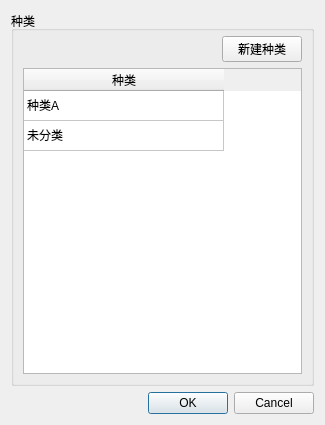
Before: the Qt Designer form DrillGIFActionSequenceEditor/Source/Utils/widgetFormSenior/FlexibleClassificationTree/Private/W_FCT_ClassifySelector.ui in DrillUp/DrillGIFActionSequenceEditor, drawn with Qt 5.
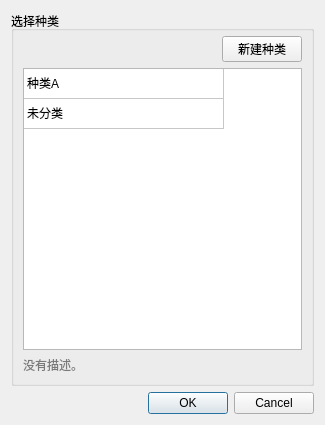
After: the same form once the commit is applied.

What changed in the file:
```diff
--- a/DrillGIFActionSequenceEditor/Source/Utils/widgetFormSenior/FlexibleClassificationTree/Private/W_FCT_ClassifySelector.ui
+++ b/DrillGIFActionSequenceEditor/Source/Utils/widgetFormSenior/FlexibleClassificationTree/Private/W_FCT_ClassifySelector.ui
@@ -17,7 +17,7 @@
    <item>
     <widget class="QGroupBox" name="groupBox">
      <property name="title">
-      <string>种类</string>
+      <string>选择种类</string>
      </property>
      <layout class="QGridLayout" name="gridLayout" columnstretch="0,0">
       <property name="topMargin">
@@ -66,6 +66,9 @@
         <property name="selectionBehavior">
          <enum>QAbstractItemView::SelectRows</enum>
         </property>
+        <attribute name="horizontalHeaderVisible">
+         <bool>false</bool>
+        </attribute>
         <attribute name="horizontalHeaderDefaultSectionSize">
          <number>200</number>
         </attribute>
@@ -99,6 +102,19 @@
         </item>
        </widget>
       </item>
+      <item row="2" column="0" colspan="2">
+       <widget class="QLabel" name="label_description">
+        <property name="styleSheet">
+         <string notr="true">color: rgb(122, 122, 122);</string>
+        </property>
+        <property name="text">
+         <string>没有描述。</string>
+        </property>
+        <property name="wordWrap">
+         <bool>true</bool>
+        </property>
+       </widget>
+      </item>
      </layout>
     </widget>
    </item>
```
Left out of the diff: 26 changed lines with no effect on the pictures.
